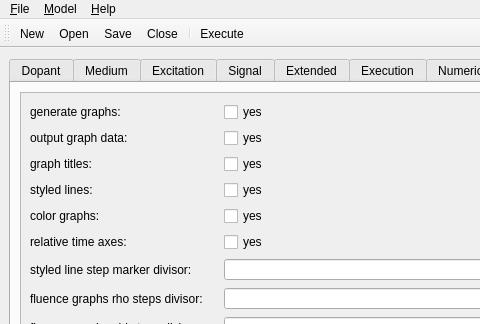
Old version of the form npamp/mainwin.ui in the repository vsemionov/npamp; both pictures show x 0 to 480 and y 0 to 324 of the 640 by 480 pixel window.
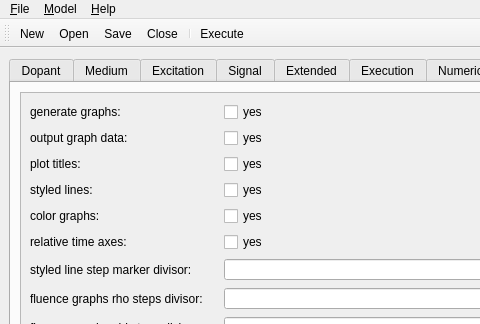
New version of the form. The open tabs and pages were chosen to show the change. Icons and pictures are not drawn.

Diff of the .ui file:
```diff
--- a/npamp/mainwin.ui
+++ b/npamp/mainwin.ui
@@ -1172,7 +1172,7 @@
             <item row="2" column="0">
              <widget class="QLabel" name="label_output_graph_titles">
               <property name="text">
-               <string>graph titles:</string>
+               <string>plot titles:</string>
               </property>
              </widget>
             </item>
```
Left out of the diff: 4 changed lines with no effect on the pictures.
